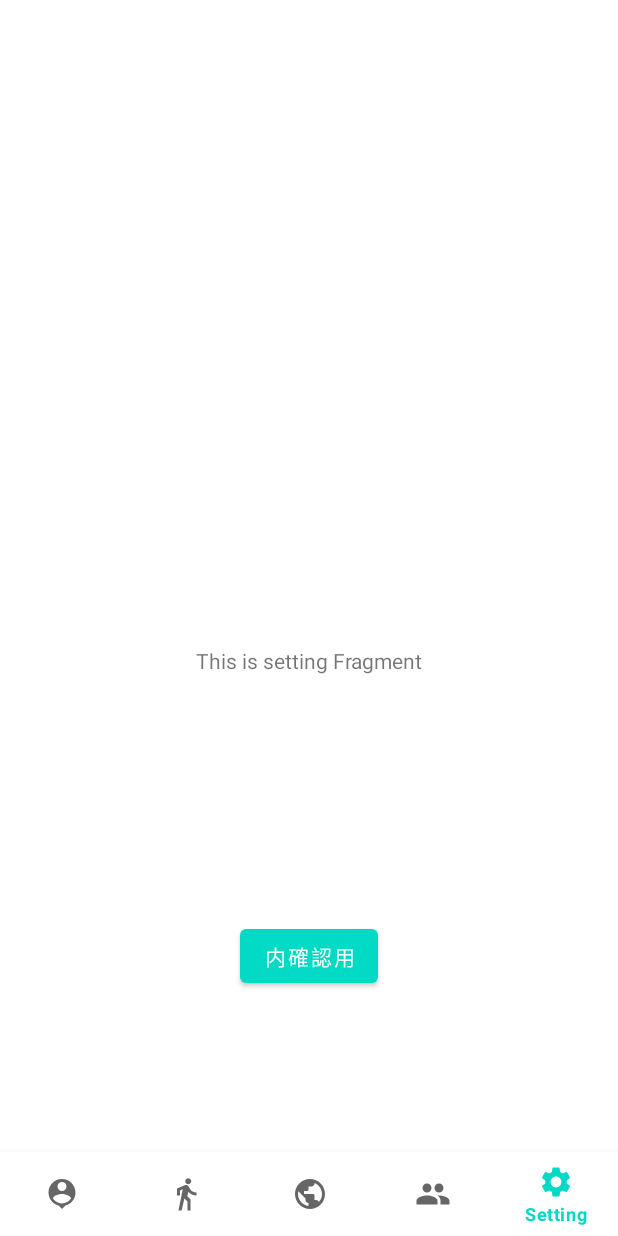
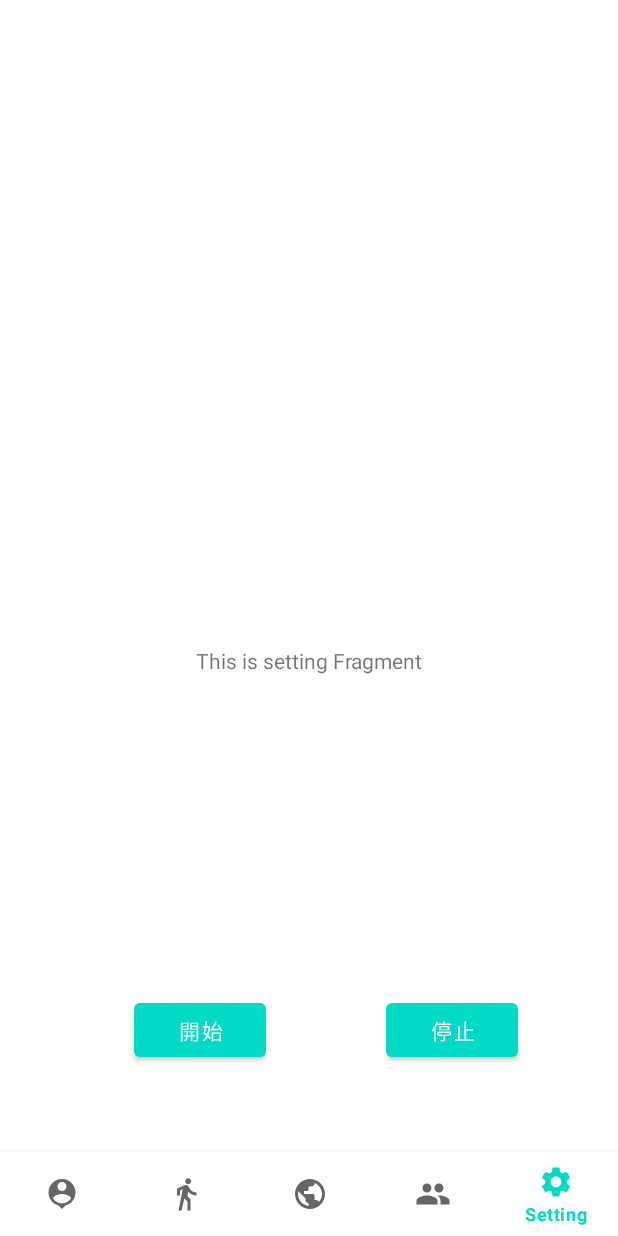
Before and after one commit to team-monolith/COMPASS, an Android app: the SettingFragment screen opened through its navigation route, on a phone screen of 412 x 824 dp. Run offline under Robolectric (Android 15) with nearby library versions, the phone set to English and light mode, and no system bars; our stand-ins replace navigation-ui.

Commit message:
UCHI インテント削除関連の処理が未記述

```diff
--- a/app/src/main/java/com/monolith/compass/MainActivity.kt
+++ b/app/src/main/java/com/monolith/compass/MainActivity.kt
@@ -1,50 +1,65 @@
 package com.monolith.compass
 
 import android.Manifest
+import android.app.Application
+import android.content.Context
+import android.content.Intent
 import android.content.pm.PackageManager
 import android.os.Build
 import android.os.Bundle
+import android.os.VibrationEffect
+import android.os.Vibrator
+import android.view.View
+import android.widget.Button
+import android.widget.TextView
 import android.widget.Toast
+import androidx.annotation.RequiresApi
 import androidx.appcompat.app.AppCompatActivity
 import androidx.core.app.ActivityCompat
 import androidx.core.content.ContextCompat
 import androidx.navigation.findNavController
 import androidx.navigation.ui.setupWithNavController
 import com.google.android.material.bottomnavigation.BottomNavigationView
+import com.monolith.compass.ui.setting.SettingFragment
 
 
 class MainActivity : AppCompatActivity() {
+
+    val GLOBAL=MyApp.getInstance()
 
     override fun onCreate(savedInstanceState: Bundle?) {
         super.onCreate(savedInstanceState)
         setContentView(R.layout.activity_main)
 
-       RequestGPSPermission()
+
+        if (RequestGPSPermission()) {
+            startLocationService()
+        }
 
         val navView: BottomNavigationView = findViewById(R.id.nav_view)
 
         //ナビゲーションバーのコントローラー設定
         val navController = findNavController(R.id.nav_host_fragment)
         navView.setupWithNavController(navController)
+
     }
 
     //GPSパーミッションを取得、trueが返されれば実行OK
-    private fun RequestGPSPermission():Boolean{
+    private fun RequestGPSPermission(): Boolean {
 
         // Android 6, API 23以上でパーミッションの確認
-        if(Build.VERSION.SDK_INT >= 23){
+        if (Build.VERSION.SDK_INT >= 23) {
             // 既に許可している
             if (ContextCompat.checkSelfPermission(this,
                             Manifest.permission.ACCESS_FINE_LOCATION)
-                    == PackageManager.PERMISSION_GRANTED){
+                    == PackageManager.PERMISSION_GRANTED) {
                 return true
             }
             //許可していない場合
-            else{
-                ActivityCompat.requestPermissions(this,arrayOf(Manifest.permission.ACCESS_FINE_LOCATION),1000)
+            else {
+                ActivityCompat.requestPermissions(this, arrayOf(Manifest.permission.ACCESS_FINE_LOCATION), 1000)
             }
-        }
-        else{
+        } else {
             return true
         }
         return false
@@ -57,7 +72,7 @@ class MainActivity : AppCompatActivity() {
         if (requestCode == 1000) {
             // 使用が許可された
             if (grantResults[0] == PackageManager.PERMISSION_GRANTED) {
-
+                startLocationService()
             } else {
                 // それでも拒否された時の対応
                 toastMake("位置情報が取得できないため終了します")
@@ -71,4 +86,17 @@ class MainActivity : AppCompatActivity() {
         toast.show()
     }
 
+    //位置情報取得を開始
+    fun startLocationService() {
+        val intent = Intent(application, LocationService::class.java)
+        val test: Application=application
+        startForegroundService(intent)
+    }
+
+    //位置情報取得を終了
+    fun stopLocationService(app:Application){
+        val intent = Intent(application, LocationService::class.java)
+        stopService(intent)
+    }
+
 }
--- a/app/src/main/java/com/monolith/compass/ui/setting/SettingFragment.kt
+++ b/app/src/main/java/com/monolith/compass/ui/setting/SettingFragment.kt
@@ -1,15 +1,18 @@
 package com.monolith.compass.ui.setting
 
-import com.monolith.compass.ui.setting.SettingViewModel
-
+import android.app.Application
 import android.os.Bundle
 import android.view.LayoutInflater
 import android.view.View
 import android.view.ViewGroup
+import android.widget.Button
 import android.widget.TextView
 import androidx.fragment.app.Fragment
 import androidx.lifecycle.Observer
 import androidx.lifecycle.ViewModelProvider
+import com.monolith.compass.LocationService
+import com.monolith.compass.MainActivity
+import com.monolith.compass.MyApp
 import com.monolith.compass.R
 
 class SettingFragment : Fragment() {
@@ -32,4 +35,14 @@ class SettingFragment : Fragment() {
         return root
     }
 
+    override fun onViewCreated(view:View,savedInstanceState:Bundle?){
+        super.onViewCreated(view,savedInstanceState)
+
+        view.findViewById<Button>(R.id.btnSTOP).setOnClickListener{
+            MainActivity().stopLocationService(getContext() as Application)
+        }
+
+    }
+
+
 }
--- a/app/src/main/res/layout/fragment_setting.xml
+++ b/app/src/main/res/layout/fragment_setting.xml
@@ -17,12 +17,26 @@
         app:layout_constraintTop_toTopOf="parent" />
 
     <Button
-        android:id="@+id/btnGPS"
+        android:id="@+id/btnSTOP"
         android:layout_width="wrap_content"
         android:layout_height="wrap_content"
-        android:text="内確認用"
+        android:text="停止"
         app:layout_constraintBottom_toBottomOf="parent"
         app:layout_constraintEnd_toEndOf="parent"
+        app:layout_constraintHorizontal_bias="0.795"
         app:layout_constraintStart_toStartOf="parent"
-        app:layout_constraintTop_toBottomOf="@+id/txt_setting" />
+        app:layout_constraintTop_toBottomOf="@+id/txt_setting"
+        app:layout_constraintVertical_bias="0.652" />
+
+    <Button
+        android:id="@+id/btnSTART"
+        android:layout_width="wrap_content"
+        android:layout_height="wrap_content"
+        android:text="開始"
+        app:layout_constraintBottom_toBottomOf="parent"
+        app:layout_constraintEnd_toEndOf="parent"
+        app:layout_constraintHorizontal_bias="0.275"
+        app:layout_constraintStart_toStartOf="parent"
+        app:layout_constraintTop_toBottomOf="@+id/txt_setting"
+        app:layout_constraintVertical_bias="0.652" />
 </androidx.constraintlayout.widget.ConstraintLayout>
```
